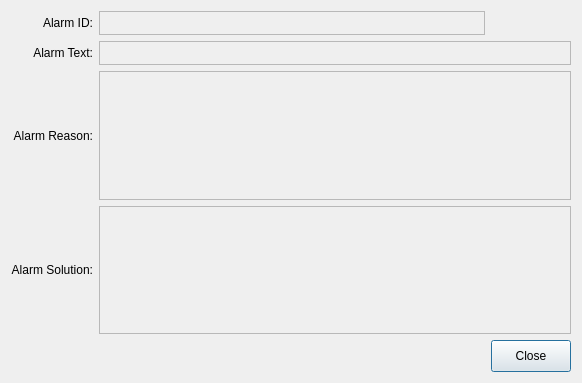
The window that custom_widgets/cycletimeandfinished/icalarmdetailsdialog.ui (dongdong-2009/3-5AxisRobot) describes before a commit, drawn with Qt 5.
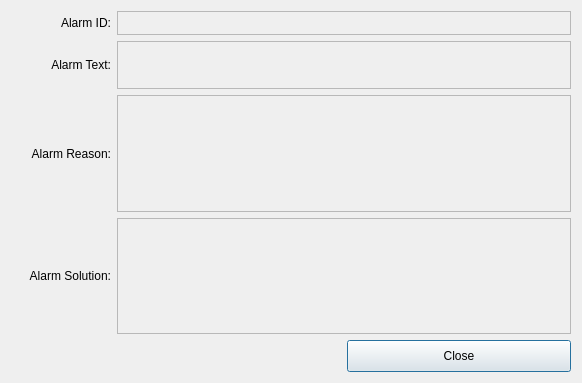
The same window after the commit.

```diff
--- a/custom_widgets/cycletimeandfinished/icalarmdetailsdialog.ui
+++ b/custom_widgets/cycletimeandfinished/icalarmdetailsdialog.ui
@@ -16,6 +16,12 @@
   <layout class="QGridLayout" name="gridLayout">
    <item row="0" column="0">
     <widget class="QLabel" name="label">
+     <property name="maximumSize">
+      <size>
+       <width>100</width>
+       <height>16777215</height>
+      </size>
+     </property>
      <property name="text">
       <string>Alarm ID:</string>
      </property>
@@ -24,30 +30,14 @@
      </property>
     </widget>
    </item>
-   <item row="0" column="1">
-    <widget class="QLabel" name="alarmID">
-     <property name="sizePolicy">
-      <sizepolicy hsizetype="Expanding" vsizetype="Preferred">
-       <horstretch>0</horstretch>
-       <verstretch>0</verstretch>
-      </sizepolicy>
-     </property>
-     <property name="maximumSize">
-      <size>
-       <width>16777215</width>
-       <height>24</height>
-      </size>
-     </property>
-     <property name="frameShape">
-      <enum>QFrame::StyledPanel</enum>
-     </property>
-     <property name="text">
-      <string/>
-     </property>
-    </widget>
-   </item>
    <item row="1" column="0">
     <widget class="QLabel" name="label_2">
+     <property name="maximumSize">
+      <size>
+       <width>100</width>
+       <height>16777215</height>
+      </size>
+     </property>
      <property name="text">
       <string>Alarm Text:</string>
      </property>
@@ -67,7 +57,7 @@
      <property name="maximumSize">
       <size>
        <width>16777215</width>
-       <height>24</height>
+       <height>48</height>
       </size>
      </property>
      <property name="frameShape">
@@ -76,10 +66,19 @@
      <property name="text">
       <string/>
      </property>
+     <property name="wordWrap">
+      <bool>true</bool>
+     </property>
     </widget>
    </item>
    <item row="2" column="0">
     <widget class="QLabel" name="label_3">
+     <property name="maximumSize">
+      <size>
+       <width>100</width>
+       <height>16777215</height>
+      </size>
+     </property>
      <property name="text">
       <string>Alarm Reason:</string>
      </property>
@@ -102,10 +101,19 @@
      <property name="text">
       <string/>
      </property>
+     <property name="wordWrap">
+      <bool>true</bool>
+     </property>
     </widget>
    </item>
    <item row="3" column="0">
     <widget class="QLabel" name="label_4">
+     <property name="maximumSize">
+      <size>
+       <width>100</width>
+       <height>16777215</height>
+      </size>
+     </property>
      <property name="text">
       <string>Alarm Solution:</string>
      </property>
@@ -128,6 +136,9 @@
      <property name="text">
       <string/>
      </property>
+     <property name="wordWrap">
+      <bool>true</bool>
+     </property>
     </widget>
    </item>
    <item row="4" column="2">
@@ -143,6 +154,28 @@
      </property>
     </widget>
    </item>
+   <item row="0" column="1" colspan="2">
+    <widget class="QLabel" name="alarmID">
+     <property name="sizePolicy">
+      <sizepolicy hsizetype="Expanding" vsizetype="Preferred">
+       <horstretch>0</horstretch>
+       <verstretch>0</verstretch>
+      </sizepolicy>
+     </property>
+     <property name="maximumSize">
+      <size>
+       <width>16777215</width>
+       <height>24</height>
+      </size>
+     </property>
+     <property name="frameShape">
+      <enum>QFrame::StyledPanel</enum>
+     </property>
+     <property name="text">
+      <string/>
+     </property>
+    </widget>
+   </item>
   </layout>
  </widget>
  <resources/>
```
